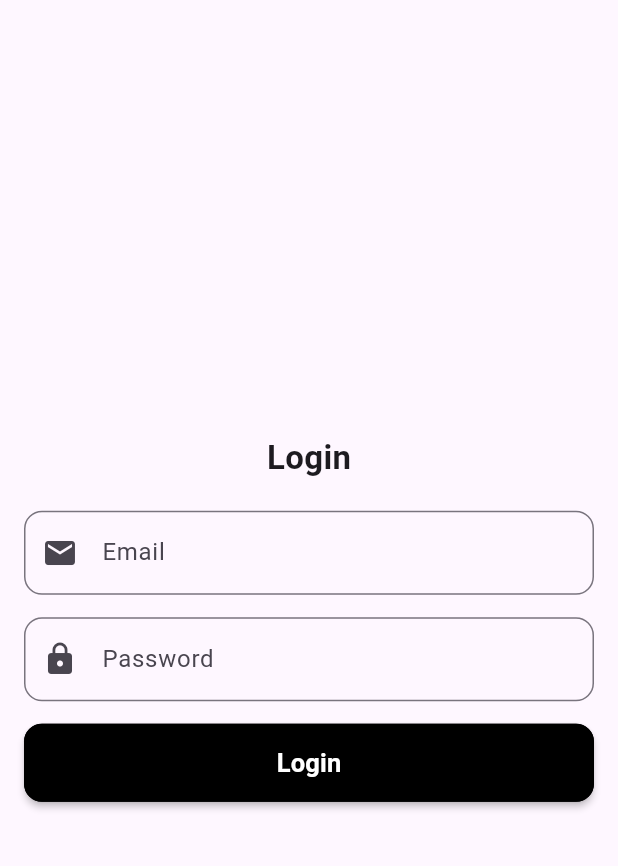
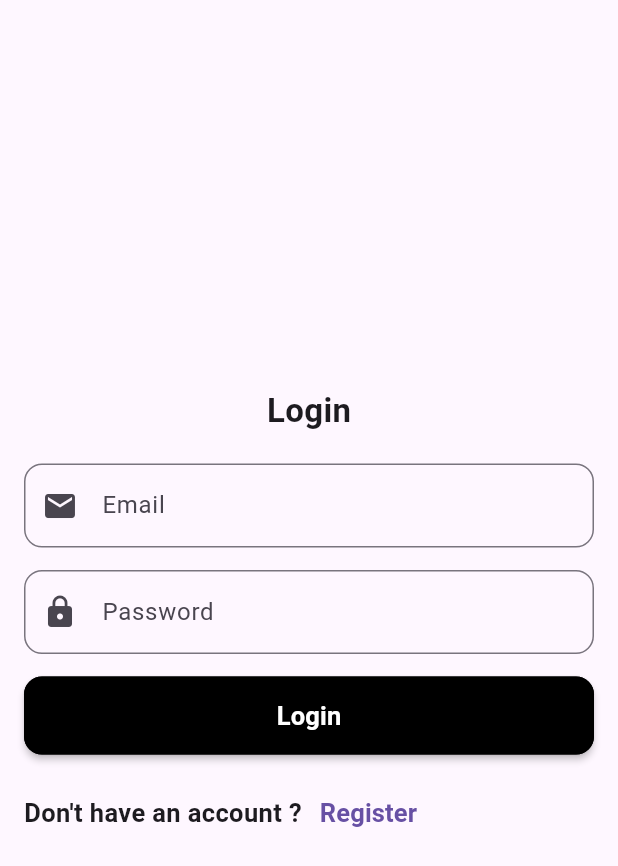
Before and after one commit to lbarsidati22/ecommerce_me, a Flutter app: the screen it shows after launch, on a phone screen of 412 x 824 dp. Shown: the top 866 px of the screen. Run offline on Flutter 3.47's test engine with Material 3 defaults, Android fonts, the light colour scheme and no system bars; our stand-ins replace bloc, flutter_bloc.

Commit message:
login page done

```diff
--- a/lib/auth/auth_page/login_page.dart
+++ b/lib/auth/auth_page/login_page.dart
@@ -1,5 +1,9 @@
+import 'package:ecommerce_me/auth/auth_page/register_page.dart';
+import 'package:ecommerce_me/auth/cubit/auth_cubit.dart';
+import 'package:ecommerce_me/auth/cubit/auth_state.dart';
 import 'package:ecommerce_me/shared/constants.dart';
 import 'package:flutter/material.dart';
+import 'package:flutter_bloc/flutter_bloc.dart';
 
 class LoginPage extends StatelessWidget {
   LoginPage({super.key});
@@ -8,6 +12,10 @@ class LoginPage extends StatelessWidget {
   final fromKey = GlobalKey<FormState>();
   @override
   Widget build(BuildContext context) {
+    return BlocConsumer<AuthCubit, AuthState>(
+      listener: (context, state) {},
+      builder: (context, state) {
+        final cubit = BlocProvider.of<AuthCubit>(context);
         return Scaffold(
           body: Padding(
             padding: const EdgeInsets.all(16.0),
@@ -50,9 +58,19 @@ class LoginPage extends StatelessWidget {
                     minWidth: double.infinity,
                     color: Colors.black,
                     onPressed: () {
-                  if (fromKey.currentState!.validate()) {}
+                      if (fromKey.currentState!.validate()) {
+                        cubit.login(
+                            email: emailController.text,
+                            password: passwordController.text);
+                      }
                     },
-                child: Text(
+                    child: state is LoginLeadingState
+                        ? Center(
+                            child: CircularProgressIndicator(
+                              color: Colors.white,
+                            ),
+                          )
+                        : Text(
                             'Login',
                             style: TextStyle(
                               color: Colors.white,
@@ -61,10 +79,43 @@ class LoginPage extends StatelessWidget {
                             ),
                           ),
                   ),
+                  SizedBox(
+                    height: 15,
+                  ),
+                  Row(
+                    children: [
+                      Text(
+                        'Don\'t have an account ?',
+                        style: TextStyle(
+                          fontSize: 17,
+                          fontWeight: FontWeight.bold,
+                        ),
+                      ),
+                      TextButton(
+                        onPressed: () {
+                          Navigator.pushReplacement(
+                            context,
+                            MaterialPageRoute(
+                              builder: (context) => RegisterPage(),
+                            ),
+                          );
+                        },
+                        child: Text(
+                          'Register',
+                          style: TextStyle(
+                            fontSize: 17,
+                            fontWeight: FontWeight.bold,
+                          ),
+                        ),
+                      ),
+                    ],
+                  )
                 ],
               ),
             ),
           ),
         );
+      },
+    );
   }
 }
--- a/lib/auth/cubit/auth_state.dart
+++ b/lib/auth/cubit/auth_state.dart
@@ -1,3 +1,13 @@
 abstract class AuthState {}
 
 class AuthInitial extends AuthState {}
+
+class LoginSuccessState extends AuthState {}
+
+class LoginFailedState extends AuthState {
+  final String error;
+
+  LoginFailedState({required this.error});
+}
+
+class LoginLeadingState extends AuthState {}
--- a/lib/shared/constants.dart
+++ b/lib/shared/constants.dart
@@ -6,6 +6,7 @@ Widget myTextFeild({
   required IconData icon,
 }) =>
     TextFormField(
+      keyboardType: TextInputType.emailAddress,
       validator: (ValueKey) {
         if (ValueKey!.isEmpty) {
           return '$hintText required';
```
Also changed, not shown: lib/auth/auth_page/register_page.dart (+120 -0 lines), lib/auth/cubit/auth_cubit.dart (+21 -5 lines). Lines whose indentation alone changed are shown as unchanged.
